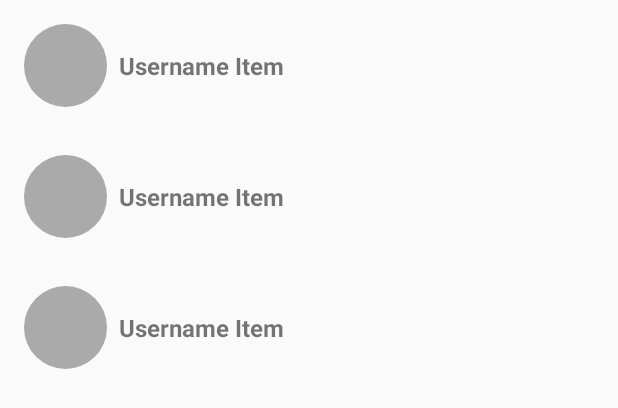
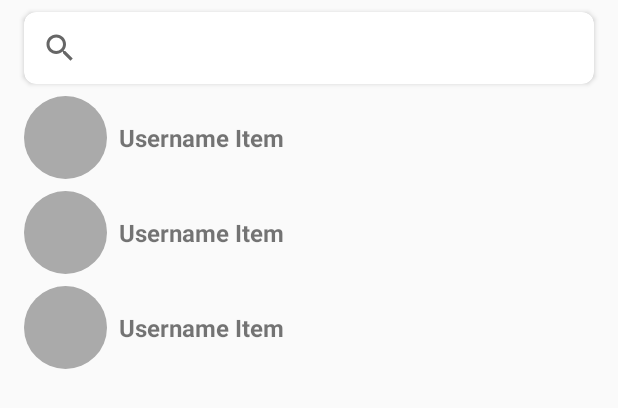
Before and after one commit to alankurniadi12/GithubUser, an Android app: the layout activity_main.xml on its own in the app's theme, with its tools: preview values and no code run, on a phone screen of 412 x 824 dp. Shown: the top 408 px of the screen. Run offline under Robolectric (Android 15) with nearby library versions, the phone set to English and light mode, and no system bars.

Commit message:
Change search view

```diff
--- a/app/src/main/AndroidManifest.xml
+++ b/app/src/main/AndroidManifest.xml
@@ -1,5 +1,6 @@
 <?xml version="1.0" encoding="utf-8"?>
 <manifest xmlns:android="http://schemas.android.com/apk/res/android"
+    xmlns:tools="http://schemas.android.com/tools"
     package="com.example.githubuserfinalbfaa">
 
     <uses-permission android:name="android.permission.WAKE_LOCK" />
@@ -19,7 +20,9 @@
         android:label="@string/app_name"
         android:roundIcon="@mipmap/ic_launcher_round"
         android:supportsRtl="true"
-        android:theme="@style/AppTheme">
+        android:usesCleartextTraffic="true"
+        android:theme="@style/AppTheme"
+        tools:targetApi="m">
 
         <provider
             android:name=".provider.MyContentProvider"
--- a/app/src/main/java/com/example/githubuserfinalbfaa/adapter/GitAdapter.kt
+++ b/app/src/main/java/com/example/githubuserfinalbfaa/home/ResultAdapter.kt
@@ -1,4 +1,4 @@
-package com.example.githubuserfinalbfaa.adapter
+package com.example.githubuserfinalbfaa.home
 
 import android.annotation.SuppressLint
 import android.view.LayoutInflater
@@ -11,7 +11,7 @@ import com.example.githubuserfinalbfaa.R
 import com.example.githubuserfinalbfaa.model.UserModel
 import kotlinx.android.synthetic.main.item_user.view.*
 
-class GitAdapter: RecyclerView.Adapter<GitAdapter.GitViewHolder>() {
+class ResultAdapter: RecyclerView.Adapter<ResultAdapter.GitViewHolder>() {
 
     private var onItemClickCallback: OnitemClickCallback? = null
 
--- a/app/src/main/res/layout/activity_main.xml
+++ b/app/src/main/res/layout/activity_main.xml
@@ -1,50 +1,51 @@
 <?xml version="1.0" encoding="utf-8"?>
-<LinearLayout xmlns:android="http://schemas.android.com/apk/res/android"
+<androidx.constraintlayout.widget.ConstraintLayout xmlns:android="http://schemas.android.com/apk/res/android"
+    xmlns:app="http://schemas.android.com/apk/res-auto"
     xmlns:tools="http://schemas.android.com/tools"
     android:layout_width="match_parent"
     android:layout_height="match_parent"
-    android:orientation="vertical"
     tools:context=".home.MainActivity">
 
-    <!--<com.facebook.shimmer.ShimmerFrameLayout
-        android:id="@+id/shimmer_list_user"
+    <androidx.cardview.widget.CardView
+        android:id="@+id/inputText"
         android:layout_width="match_parent"
-        android:layout_height="match_parent">
-        <LinearLayout
+        android:layout_height="wrap_content"
+        android:layout_marginStart="16dp"
+        android:layout_marginTop="8dp"
+        android:layout_marginEnd="16dp"
+        app:cardCornerRadius="8dp"
+        app:layout_constraintBottom_toBottomOf="parent"
+        app:layout_constraintEnd_toEndOf="parent"
+        app:layout_constraintStart_toStartOf="parent"
+        app:layout_constraintTop_toTopOf="parent"
+        app:layout_constraintVertical_bias="0.0">
+        <SearchView
+            android:id="@+id/search"
             android:layout_width="match_parent"
-            android:layout_height="wrap_content"
-            android:orientation="vertical">
-            <include layout="@layout/item_user_placeholder"/>
-            <include layout="@layout/item_user_placeholder"/>
-            <include layout="@layout/item_user_placeholder"/>
-            <include layout="@layout/item_user_placeholder"/>
-            <include layout="@layout/item_user_placeholder"/>
-            <include layout="@layout/item_user_placeholder"/>
-            <include layout="@layout/item_user_placeholder"/>
-            <include layout="@layout/item_user_placeholder"/>
-            <include layout="@layout/item_user_placeholder"/>
-            <include layout="@layout/item_user_placeholder"/>
-            <include layout="@layout/item_user_placeholder"/>
-            <include layout="@layout/item_user_placeholder"/>
-            <include layout="@layout/item_user_placeholder"/>
-            <include layout="@layout/item_user_placeholder"/>
-            <include layout="@layout/item_user_placeholder"/>
-        </LinearLayout>
-
-    </com.facebook.shimmer.ShimmerFrameLayout>-->
+            android:layout_height="wrap_content" />
+    </androidx.cardview.widget.CardView>
 
     <ProgressBar
         android:id="@+id/progress_bar"
         style="?android:attr/progressBarStyle"
         android:layout_width="wrap_content"
         android:layout_height="wrap_content"
-        android:layout_gravity="center"
-        android:visibility="gone"/>
+        android:visibility="gone"
+        app:layout_constraintBottom_toBottomOf="parent"
+        app:layout_constraintEnd_toEndOf="parent"
+        app:layout_constraintStart_toStartOf="parent"
+        app:layout_constraintTop_toTopOf="parent" />
 
     <androidx.recyclerview.widget.RecyclerView
-        android:id="@+id/rv_user"
+        android:id="@+id/rv_search"
         android:layout_width="match_parent"
-        android:layout_height="match_parent"
-        tools:listitem="@layout/item_user"/>
+        android:layout_height="wrap_content"
+        android:layout_marginStart="16dp"
+        android:layout_marginTop="8dp"
+        android:layout_marginEnd="16dp"
+        app:layout_constraintEnd_toEndOf="parent"
+        app:layout_constraintStart_toStartOf="parent"
+        app:layout_constraintTop_toBottomOf="@+id/inputText"
+        tools:listitem="@layout/item_user" />
 
-</LinearLayout>
+</androidx.constraintlayout.widget.ConstraintLayout>
--- a/app/src/main/res/layout/fragment_follower.xml
+++ b/app/src/main/res/layout/fragment_follower.xml
@@ -17,6 +17,7 @@
         android:id="@+id/rv_follower"
         android:layout_width="match_parent"
         android:layout_height="wrap_content"
+        android:paddingTop="8dp"
         tools:listitem="@layout/item_user"/>
 
 </FrameLayout>
--- a/app/src/main/res/layout/fragment_following.xml
+++ b/app/src/main/res/layout/fragment_following.xml
@@ -17,6 +17,7 @@
         android:id="@+id/rv_following"
         android:layout_width="match_parent"
         android:layout_height="wrap_content"
+        android:paddingTop="8dp"
         tools:listitem="@layout/item_user"/>
 
 </FrameLayout>
--- a/app/src/main/res/layout/item_user.xml
+++ b/app/src/main/res/layout/item_user.xml
@@ -4,17 +4,14 @@
     android:id="@+id/rv_list_item"
     android:layout_width="match_parent"
     android:layout_height="wrap_content"
+    android:paddingBottom="8dp"
     xmlns:app="http://schemas.android.com/apk/res-auto"
-    xmlns:tools="http://schemas.android.com/tools"
-    android:padding="8dp">
+    xmlns:tools="http://schemas.android.com/tools">
 
     <de.hdodenhof.circleimageview.CircleImageView
         android:id="@+id/img_item_user"
         android:layout_width="55dp"
         android:layout_height="55dp"
-        android:layout_marginStart="8dp"
-        android:layout_marginTop="8dp"
-        android:layout_marginBottom="8dp"
         android:contentDescription="@string/cd_image_user_item"
         app:layout_constraintBottom_toBottomOf="parent"
         app:layout_constraintEnd_toEndOf="parent"
--- a/app/src/main/res/values/colors.xml
+++ b/app/src/main/res/values/colors.xml
@@ -6,4 +6,5 @@
     <color name="colorBackgroundTab">#000000</color>
 
     <color name="colorTextTertiary">#EFEFEF</color>
+    <color name="colorWhite">#FFFFFF</color>
 </resources>
--- a/app/src/main/res/values/strings.xml
+++ b/app/src/main/res/values/strings.xml
@@ -17,7 +17,11 @@
     <string name="tab_following">Following</string>
     <string name="menu_setting">Setting</string>
 
+    <string name="hint_text">searchID: alankurniadi</string>
+
     <!--SETTING-->
     <string name="reminder_open_app">Reminder open App</string>
     <string name="at_09_00_am">at 09:00 AM</string>
+    <!-- TODO: Remove or change this placeholder text -->
+    <string name="hello_blank_fragment">Hello blank fragment</string>
 </resources>
```
Also changed, not shown: app/src/main/java/com/example/githubuserfinalbfaa/home/MainActivity.kt (+41 -54 lines), app/src/main/java/com/example/githubuserfinalbfaa/home/ResultViewModel.kt (renamed from app/src/main/java/com/example/githubuserfinalbfaa/home/MainViewModel.kt, +4 -3 lines), app/src/main/res/drawable/ic_search_24.xml (added, +10 -0 lines), app/src/main/res/menu/options_menu.xml (+1 -6 lines).
